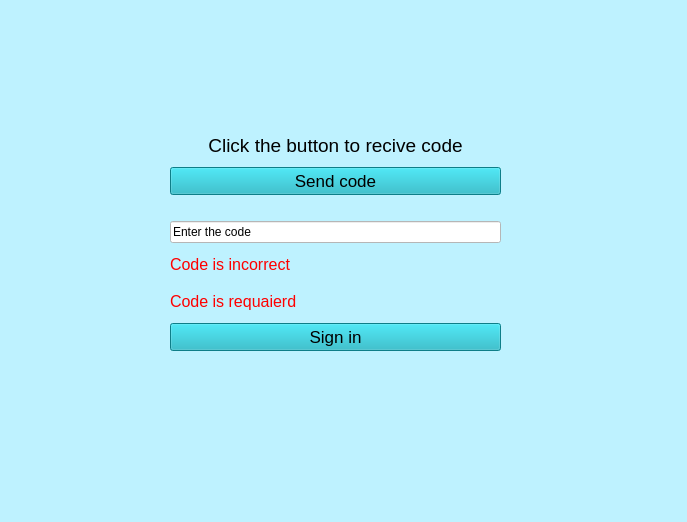
Old version of the form verificationwindow.ui in the repository KNajjary/LinkedIn.
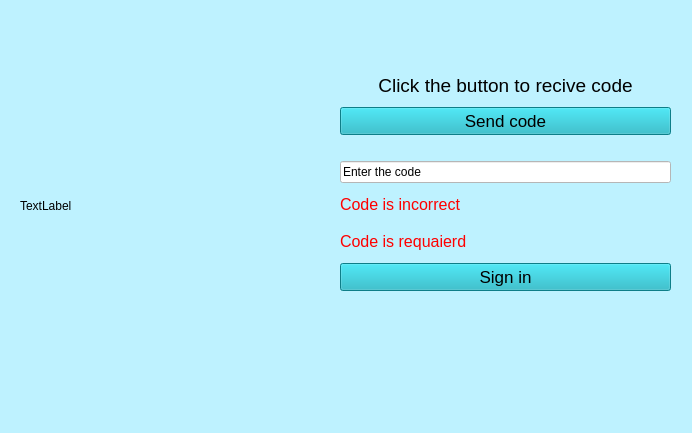
New version of the form.

What changed in the file:
```diff
--- a/verificationwindow.ui
+++ b/verificationwindow.ui
@@ -9,8 +9,8 @@
    <rect>
     <x>0</x>
     <y>0</y>
-    <width>687</width>
-    <height>522</height>
+    <width>692</width>
+    <height>433</height>
    </rect>
   </property>
   <property name="windowTitle">
@@ -23,8 +23,8 @@
    <widget class="QWidget" name="verticalLayoutWidget">
     <property name="geometry">
      <rect>
-      <x>170</x>
-      <y>130</y>
+      <x>340</x>
+      <y>70</y>
       <width>331</width>
       <height>221</height>
      </rect>
@@ -109,6 +109,19 @@
      </item>
     </layout>
    </widget>
+   <widget class="QLabel" name="ImLabel1">
+    <property name="geometry">
+     <rect>
+      <x>20</x>
+      <y>40</y>
+      <width>311</width>
+      <height>331</height>
+     </rect>
+    </property>
+    <property name="text">
+     <string>TextLabel</string>
+    </property>
+   </widget>
   </widget>
   <widget class="QMenuBar" name="menubar">
    <property name="geometry">
```
Left out of the diff: 2 changed lines with no effect on the pictures.
